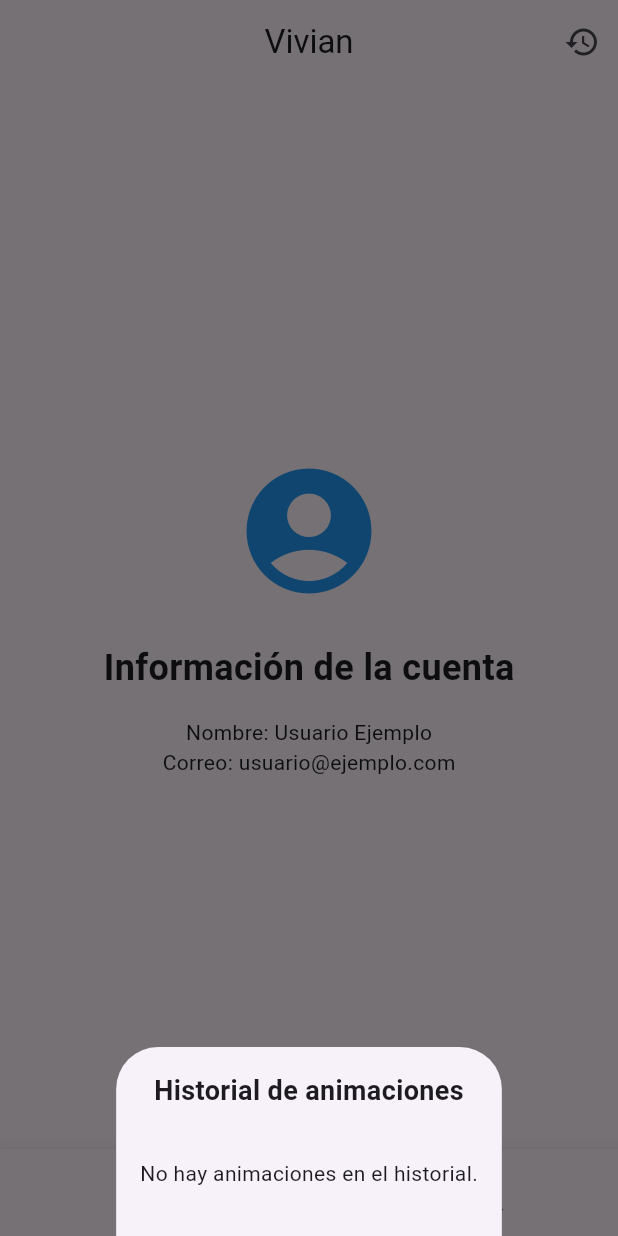
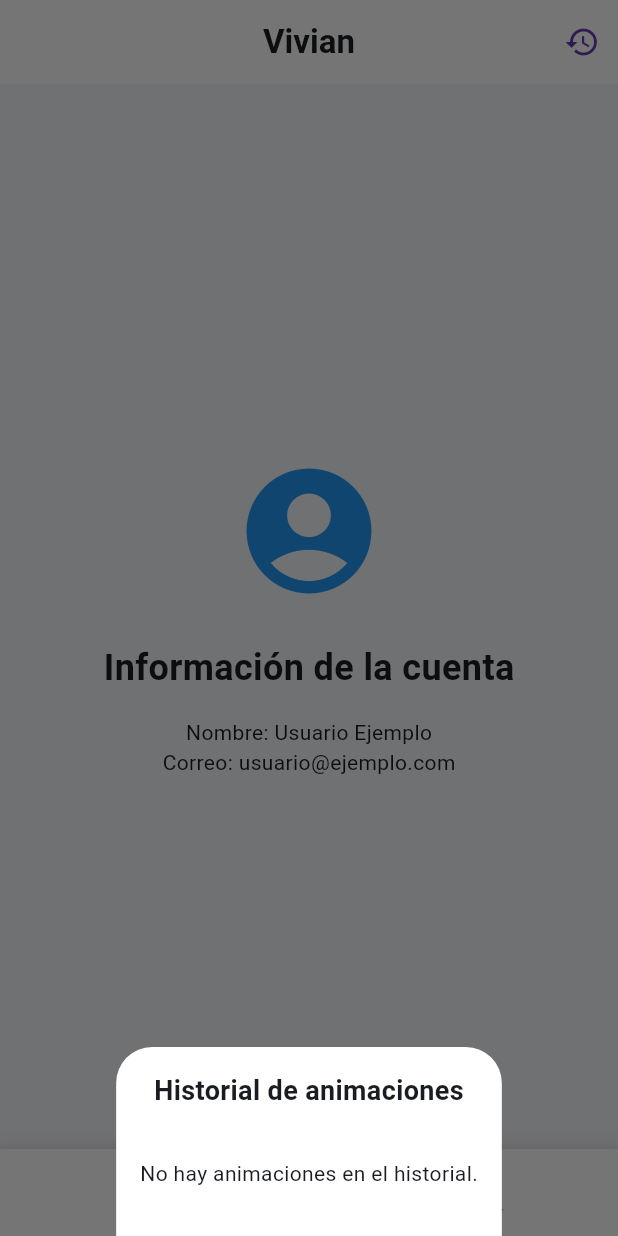
Before and after one commit to OHaniel/Vivian-Demo, a Flutter app: the screen it shows after launch, after a tap on the "history" icon, on a phone screen of 412 x 824 dp. Run offline on Flutter 3.47's test engine with Material 3 defaults, Android fonts, the phone set to English and light mode, and no system bars; our stand-ins replace permission_handler; missing offline and left inert: record.

Commit message:
Logo circular y mejoras visuales finales

```diff
--- a/lib/main.dart
+++ b/lib/main.dart
@@ -22,7 +22,12 @@ class MyApp extends StatelessWidget {
     return MaterialApp(
       title: 'Vivian',
       debugShowCheckedModeBanner: false,
-      theme: ThemeData(primarySwatch: Colors.blue, useMaterial3: true),
+      theme: ThemeData(
+        fontFamily: 'Roboto',
+        scaffoldBackgroundColor: const Color(0xFFF5F6FA),
+        colorScheme: ColorScheme.fromSeed(seedColor: Colors.blue),
+        useMaterial3: true,
+      ),
       home: const MyHomePage(),
     );
   }
@@ -137,6 +142,10 @@ class _MyHomePageState extends State<MyHomePage> {
   void _mostrarHistorial() {
     showModalBottomSheet(
       context: context,
+      shape: const RoundedRectangleBorder(
+        borderRadius: BorderRadius.vertical(top: Radius.circular(24)),
+      ),
+      backgroundColor: Colors.white,
       builder: (context) {
         return Column(
           mainAxisSize: MainAxisSize.min,
@@ -185,43 +194,73 @@ class _MyHomePageState extends State<MyHomePage> {
   Widget build(BuildContext context) {
     Widget mainContent = Column(
       children: [
-        const SizedBox(height: 24),
+        const SizedBox(height: 12),
         Center(
+          child: ClipOval(
             child: Image.asset(
               'assets/logo.jpeg',
-            width: 100,
-            height: 100,
+              width: 90,
+              height: 90,
+              fit: BoxFit.cover,
             ),
           ),
-        const SizedBox(height: 16),
+        ),
+        const SizedBox(height: 12),
         Expanded(
           child: Center(
             child: Container(
-              width: 200,
-              height: 200,
-              color: Colors.grey[300],
+              width: 220,
+              height: 220,
+              decoration: BoxDecoration(
+                color: Colors.white,
+                borderRadius: BorderRadius.circular(24),
+                boxShadow: [
+                  BoxShadow(
+                    color: Colors.black.withAlpha((0.08 * 255).toInt()),
+                    blurRadius: 16,
+                    offset: const Offset(0, 6),
+                  ),
+                ],
+              ),
               child: Center(
                 child: Text(
                   _isPlaying
                       ? "Reproduciendo animación..."
                       : "Avatar de Unity (animaciones)",
+                  style: const TextStyle(fontSize: 16, color: Colors.black87),
+                  textAlign: TextAlign.center,
                 ),
               ),
             ),
           ),
         ),
         Padding(
-          padding: const EdgeInsets.all(8.0),
+          padding: const EdgeInsets.symmetric(horizontal: 12, vertical: 8),
           child: Column(
             children: [
               Row(
                 children: [
-                  ElevatedButton(
+                  Expanded(
+                    child: AnimatedContainer(
+                      duration: const Duration(milliseconds: 200),
+                      curve: Curves.easeInOut,
+                      child: ElevatedButton.icon(
                         onPressed: _toggleRecording,
+                        icon: Icon(_isRecording ? Icons.stop : Icons.mic,
+                            color: Colors.white),
+                        label: Text(_isRecording ? "Detener" : "Audio"),
                         style: ElevatedButton.styleFrom(
-                      backgroundColor: _isRecording ? Colors.red : null,
+                          backgroundColor:
+                              _isRecording ? Colors.redAccent : Colors.blue,
+                          foregroundColor: Colors.white,
+                          shape: RoundedRectangleBorder(
+                            borderRadius: BorderRadius.circular(30),
                           ),
-                    child: Text(_isRecording ? "Detener" : "Audio"),
+                          elevation: 2,
+                          padding: const EdgeInsets.symmetric(vertical: 14),
+                        ),
+                      ),
+                    ),
                   ),
                   if (_isRecording)
                     Padding(
@@ -237,37 +276,74 @@ class _MyHomePageState extends State<MyHomePage> {
                     ),
                   const SizedBox(width: 8.0),
                   Expanded(
+                    flex: 2,
+                    child: Container(
+                      decoration: BoxDecoration(
+                        color: Colors.white,
+                        borderRadius: BorderRadius.circular(24),
+                        boxShadow: [
+                          BoxShadow(
+                            color: Colors.black.withAlpha((0.06 * 255).toInt()),
+                            blurRadius: 8,
+                            offset: const Offset(0, 2),
+                          ),
+                        ],
+                      ),
                       child: TextField(
                         controller: _textController,
                         decoration: const InputDecoration(
+                          prefixIcon:
+                              Icon(Icons.message, color: Colors.blueGrey),
                           hintText: "Escribe tu mensaje aquí...",
-                        border: OutlineInputBorder(),
-                        contentPadding:
-                            EdgeInsets.symmetric(horizontal: 12, vertical: 8),
+                          border: InputBorder.none,
+                          contentPadding: EdgeInsets.symmetric(
+                              horizontal: 12, vertical: 14),
                         ),
                         textInputAction: TextInputAction.send,
                         onSubmitted: (_) => _sendText(),
                       ),
                     ),
+                  ),
                   const SizedBox(width: 8.0),
-                  ElevatedButton(
+                  Expanded(
+                    child: AnimatedContainer(
+                      duration: const Duration(milliseconds: 200),
+                      curve: Curves.easeInOut,
+                      child: ElevatedButton.icon(
                         onPressed: _repeatAnimation,
+                        icon: Icon(_isPlaying ? Icons.stop : Icons.replay,
+                            color: Colors.white),
+                        label: Text(_isPlaying ? "Detener" : "Repetir"),
                         style: ElevatedButton.styleFrom(
-                      backgroundColor: _isPlaying ? Colors.green : null,
+                          backgroundColor:
+                              _isPlaying ? Colors.green : Colors.deepPurple,
+                          foregroundColor: Colors.white,
+                          shape: RoundedRectangleBorder(
+                            borderRadius: BorderRadius.circular(30),
                           ),
-                    child: Text(_isPlaying ? "Detener" : "Repetir"),
+                          elevation: 2,
+                          padding: const EdgeInsets.symmetric(vertical: 14),
+                        ),
+                      ),
+                    ),
                   ),
                 ],
               ),
-              const SizedBox(height: 8.0),
+              const SizedBox(height: 10),
               SizedBox(
                 width: double.infinity,
                 child: ElevatedButton.icon(
                   onPressed: _sendText,
-                  icon: const Icon(Icons.send),
-                  label: const Text("Enviar"),
+                  icon: const Icon(Icons.send, size: 22),
+                  label: const Text("Enviar", style: TextStyle(fontSize: 18)),
                   style: ElevatedButton.styleFrom(
-                    padding: const EdgeInsets.symmetric(vertical: 12),
+                    backgroundColor: Colors.deepPurple,
+                    foregroundColor: Colors.white,
+                    shape: RoundedRectangleBorder(
+                      borderRadius: BorderRadius.circular(30),
+                    ),
+                    elevation: 2,
+                    padding: const EdgeInsets.symmetric(vertical: 16),
                   ),
                 ),
               ),
@@ -279,24 +355,42 @@ class _MyHomePageState extends State<MyHomePage> {
 
     return Scaffold(
       appBar: AppBar(
-        title: const Text("Vivian"),
+        title:
+            const Text("Vivian", style: TextStyle(fontWeight: FontWeight.bold)),
         centerTitle: true,
+        backgroundColor: Colors.white,
+        elevation: 0,
         actions: [
           IconButton(
-            icon: const Icon(Icons.history),
+            icon: const Icon(Icons.history, color: Colors.deepPurple),
             tooltip: 'Ver historial',
             onPressed: _mostrarHistorial,
           ),
         ],
       ),
       body: _selectedIndex == 0 ? const AccountScreen() : mainContent,
-      bottomNavigationBar: BottomNavigationBar(
+      bottomNavigationBar: Container(
+        decoration: BoxDecoration(
+          color: Colors.white,
+          boxShadow: [
+            BoxShadow(
+              color: Colors.black.withAlpha((0.08 * 255).toInt()),
+              blurRadius: 8,
+              offset: const Offset(0, -2),
+            ),
+          ],
+        ),
+        child: BottomNavigationBar(
           currentIndex: _selectedIndex,
           onTap: (index) {
             setState(() {
               _selectedIndex = index;
             });
           },
+          backgroundColor: Colors.white,
+          selectedItemColor: Colors.deepPurple,
+          unselectedItemColor: Colors.grey,
+          selectedLabelStyle: const TextStyle(fontWeight: FontWeight.bold),
           items: const [
             BottomNavigationBarItem(
               icon: Icon(Icons.account_circle),
@@ -307,6 +401,7 @@ class _MyHomePageState extends State<MyHomePage> {
               label: "Traductor",
             ),
           ],
+        ),
       ),
     );
   }
```
Lines whose indentation alone changed are shown as unchanged.
